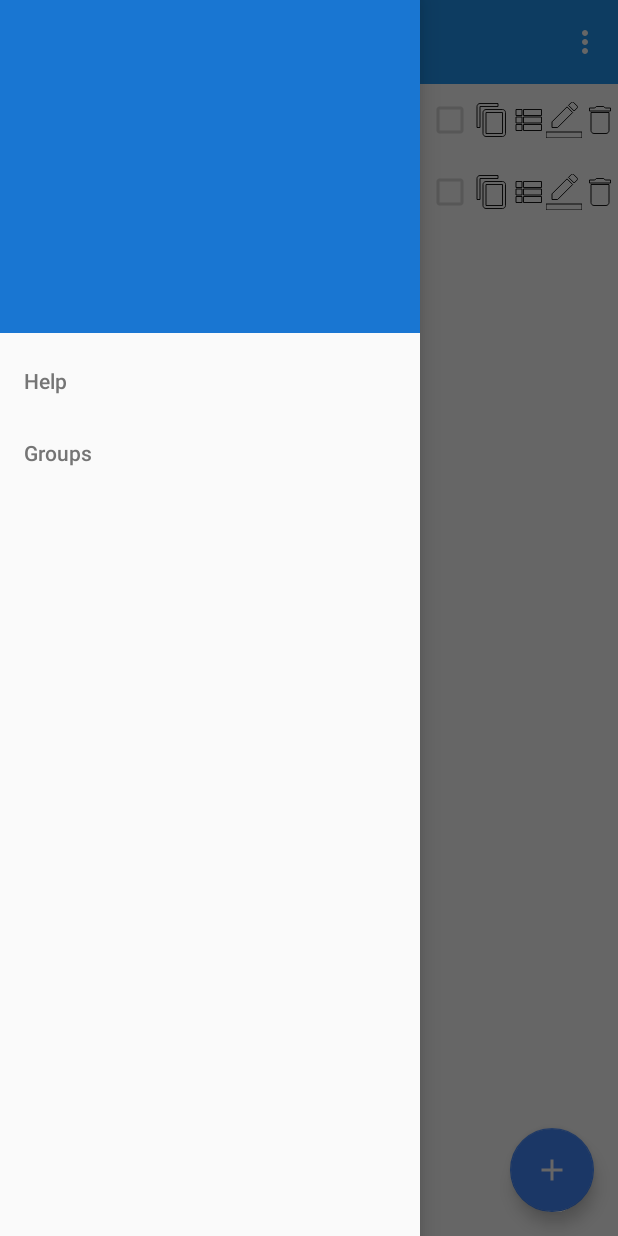
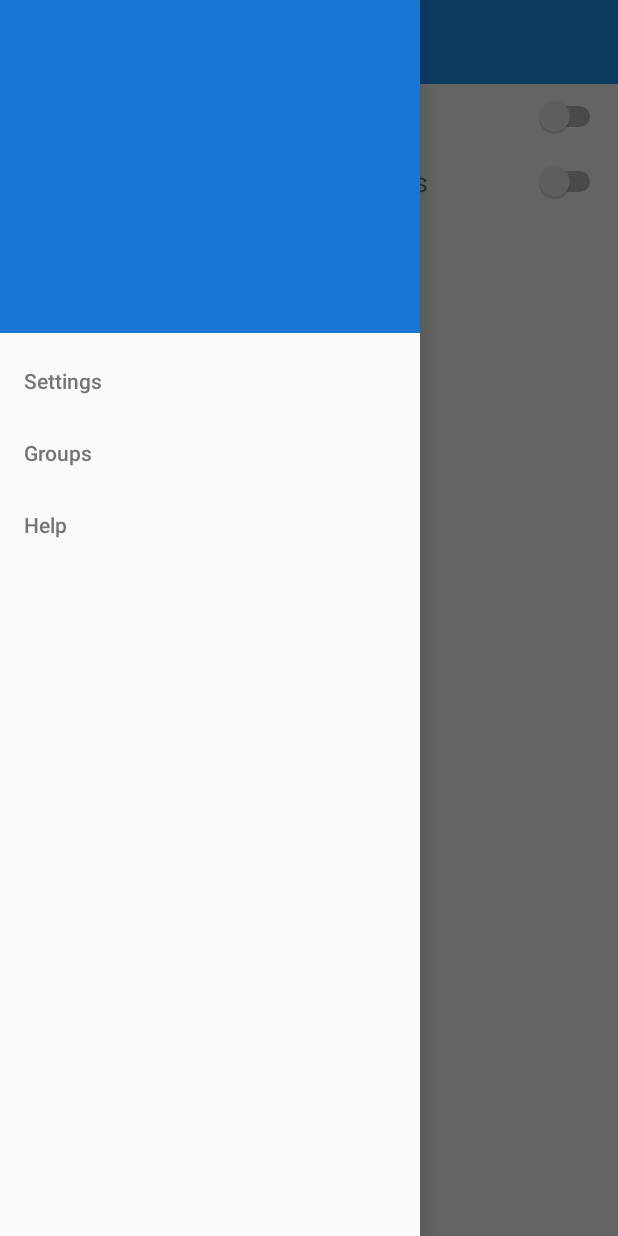
Before and after one commit to MeVoice/dialer, an Android app: the screen it shows after launch (MainActivity), with the side drawer open, on a phone screen of 412 x 824 dp. Run offline under Robolectric (Android 15) with nearby library versions, the phone set to English and light mode, and no system bars; our stand-ins replace EventBus.

Commit message:
create settings fragment

```diff
--- a/app/src/main/java/com/mevoice/callrouter/Constant.java
+++ b/app/src/main/java/com/mevoice/callrouter/Constant.java
@@ -10,6 +10,7 @@ public class Constant {
     public static final String ACTION_ROUTER_ON_OFF="ACTION_ROUTER_ON_OFF";
     public static final int MAX_GROUPS=10;
     public static final int MAX_RULES=30;
+
     public static final String ACTION_GROUP_VALIDATE = "ACTION_GROUP_VALIDATE";
     public static final String ACTION_GROUP_VALIDATE_RESULT = "ACTION_GROUP_VALIDATE_RESULT";
     public static final String FRAGMENT_KEY_GROUPS="groups";
@@ -17,6 +18,8 @@ public class Constant {
     public static final String FRAGMENT_KEY_RULES="rules";
     public static final String FRAGMENT_KEY_RULE_ADD="rule_add";
     public static final String FRAGMENT_KEY_HELP="help";
+    public static final String FRAGMENT_KEY_SETTINGS ="settings" ;
+
     public static final String EVENT_TYPE_ACTION ="action";
     public static final String EVENT_ACTION_RECEIVER_ONOFF ="ON_OFF";
 
--- a/app/src/main/java/com/mevoice/callrouter/GroupsFragment.java
+++ b/app/src/main/java/com/mevoice/callrouter/GroupsFragment.java
@@ -4,6 +4,7 @@ package com.mevoice.callrouter;
 import android.content.Context;
 import android.graphics.Color;
 import android.os.Bundle;
+import android.support.design.widget.Snackbar;
 import android.support.v4.app.Fragment;
 import android.support.v7.widget.LinearLayoutManager;
 import android.support.v7.widget.RecyclerView;
@@ -31,6 +32,7 @@ public class GroupsFragment extends Fragment {
     private int removePosition=-1;
     private int lastRemoveTime=0;
     ContentAdapter adapter;
+    View rootView;
     private EventBus bus = EventBus.getDefault();
 
     public GroupsFragment() {
@@ -40,17 +42,24 @@ public class GroupsFragment extends Fragment {
     @Override
     public View onCreateView(LayoutInflater inflater, ViewGroup container,
                              Bundle savedInstanceState) {
-        View v = inflater.inflate(R.layout.fragment_group, container, false);
+        rootView = inflater.inflate(R.layout.fragment_group, container, false);
 
         // Inflate the layout for this fragment
-        RecyclerView recyclerView = (RecyclerView) v.findViewById(R.id.my_recycler_view);
+        RecyclerView recyclerView = (RecyclerView) rootView.findViewById(R.id.my_recycler_view);
         adapter = new ContentAdapter(recyclerView.getContext(), CRApp.appdata.getRuleGroups());
         recyclerView.setAdapter(adapter);
         recyclerView.setHasFixedSize(true);
         recyclerView.setLayoutManager(new LinearLayoutManager(getActivity()));
-        return v;
+        return rootView;
     }
-
+    @Override
+    public void onViewCreated(View view, Bundle savedInstanceState) {
+        super.onViewCreated(view, savedInstanceState);
+        if(CRApp.appdata.getGroups_loadTimes()==0){
+            Snackbar.make(rootView, getString(R.string.greeting_groups), Snackbar.LENGTH_INDEFINITE).show();
+        }
+        CRApp.appdata.setGroups_loadTimes(CRApp.appdata.getGroups_loadTimes()+1);
+    }
     public boolean validateGroup(RuleGroup rg, int position){
         switch(CRApp.appdata.validateRuleGroup(rg, position)) {
             case Constant.ERROR_GROUPNAME_TOOSHORT:
@@ -192,11 +201,6 @@ public class GroupsFragment extends Fragment {
                     if(wasInUse != nowInUse) {
                         ClickEvent ev = new ClickEvent();
                         ev.put(Constant.EVENT_TYPE_ACTION, Constant.ACTION_ROUTER_ON_OFF);
-                        if (nowInUse) {
-                            ev.put(Constant.EVENT_ACTION_RECEIVER_ONOFF, new Boolean(true));
-                        }else{
-                            ev.put(Constant.EVENT_ACTION_RECEIVER_ONOFF, new Boolean(false));
-                        }
                         bus.post(ev);
                     }
                     CRApp.appdataaccess.saveAppData();
--- a/app/src/main/java/com/mevoice/callrouter/MainActivity.java
+++ b/app/src/main/java/com/mevoice/callrouter/MainActivity.java
@@ -2,7 +2,6 @@ package com.mevoice.callrouter;
 
 import android.app.Activity;
 import android.content.ComponentName;
-import android.content.Context;
 import android.content.Intent;
 import android.content.pm.PackageManager;
 import android.net.Uri;
@@ -78,8 +77,7 @@ public class MainActivity extends AppCompatActivity {
             }
         }
         if (event.get(Constant.EVENT_TYPE_ACTION).equals(Constant.ACTION_ROUTER_ON_OFF)) {
-            Boolean on_off = (Boolean) event.get(Constant.EVENT_ACTION_RECEIVER_ONOFF);
-            updateReceiverStatus(on_off.booleanValue());
+            updateReceiverStatus(CRApp.appdata.getRuleGroupInUse()>=0 && CRApp.appdata.isNumberRewrite());
         }
     }
 
@@ -181,9 +179,8 @@ public class MainActivity extends AppCompatActivity {
     public void importSettingsFromInputStream(InputStream inputStream) {
         final Gson gson = new Gson();
         final BufferedReader reader = new BufferedReader(new InputStreamReader(inputStream));
-        CRApp.appdata = gson.fromJson(reader, AppData.class);
-        CRApp.appdata.setLoadTimes(1);
-        CRApp.appdataaccess.setAppdata(CRApp.appdata);
+        AppData appDataFromFile = gson.fromJson(reader, AppData.class);
+        CRApp.appdata.setRuleGroups(appDataFromFile.getRuleGroups());
         CRApp.appdataaccess.saveAppData();
     }
 
@@ -215,6 +212,7 @@ public class MainActivity extends AppCompatActivity {
         if(CRApp.appdata.getLoadTimes()==0){
             resetSettings();
         }
+        CRApp.appdata.setLoadTimes(CRApp.appdata.getLoadTimes()+1);
         setContentView(R.layout.activity_main);
         // Adding Toolbar to Main screen
         Toolbar toolbar = (Toolbar) findViewById(R.id.toolbar);
@@ -248,6 +246,11 @@ public class MainActivity extends AppCompatActivity {
         fragmentTitles.put(Constant.FRAGMENT_KEY_GROUPS, getString(R.string.title_groups));
         option_menu_groups_hashmap.put(Constant.FRAGMENT_KEY_GROUPS, new Integer(R.id.options_groups));
 
+        fragments.put(Constant.FRAGMENT_KEY_SETTINGS, new SettingsFragment());
+        fragmentIDs.put(R.id.action_settings, Constant.FRAGMENT_KEY_SETTINGS);
+        fragmentTitles.put(Constant.FRAGMENT_KEY_SETTINGS, getString(R.string.title_settings));
+
+
         fragments.put(Constant.FRAGMENT_KEY_GROUP_ADD, new GroupAddFragment());
         fragmentTitles.put(Constant.FRAGMENT_KEY_GROUP_ADD, getString(R.string.title_group_add));
         option_menu_groups_hashmap.put(Constant.FRAGMENT_KEY_GROUP_ADD, new Integer(R.id.options_groups));
@@ -273,8 +276,8 @@ public class MainActivity extends AppCompatActivity {
                         lastBackStackCount = backStackCount;
                     }
                 });
-        activeFragment = Constant.FRAGMENT_KEY_GROUPS;
-        showFragment(Constant.FRAGMENT_KEY_GROUPS, false);
+        activeFragment = Constant.FRAGMENT_KEY_SETTINGS;
+        showFragment(Constant.FRAGMENT_KEY_SETTINGS, false);
     }
 
     public void onFragmentBack() {
@@ -364,11 +367,15 @@ public class MainActivity extends AppCompatActivity {
 
     public void updateReceiverStatus(boolean enable) {
         PackageManager pm = CRApp.context.getPackageManager();
-        if (enable) {
-            pm.setComponentEnabledSetting(new ComponentName(CRApp.context, OutgoingCallRewrite.class),
+        ComponentName cn = new ComponentName(CRApp.context, OutgoingCallRewrite.class);
+        int currentComponentEnabledSetting = pm.getComponentEnabledSetting(cn);
+        if (enable && currentComponentEnabledSetting==PackageManager.COMPONENT_ENABLED_STATE_DISABLED) {
+            pm.setComponentEnabledSetting(cn,
                     PackageManager.COMPONENT_ENABLED_STATE_ENABLED, PackageManager.DONT_KILL_APP);
-        } else {
-            pm.setComponentEnabledSetting(new ComponentName(CRApp.context, OutgoingCallRewrite.class),
+        }
+        if (!enable && (currentComponentEnabledSetting==PackageManager.COMPONENT_ENABLED_STATE_ENABLED
+            || currentComponentEnabledSetting==PackageManager.COMPONENT_ENABLED_STATE_DEFAULT)){
+            pm.setComponentEnabledSetting(cn,
                     PackageManager.COMPONENT_ENABLED_STATE_DISABLED, PackageManager.DONT_KILL_APP);
         }
     }
--- a/app/src/main/java/com/mevoice/callrouter/OutgoingCallRewrite.java
+++ b/app/src/main/java/com/mevoice/callrouter/OutgoingCallRewrite.java
@@ -20,8 +20,7 @@ public class OutgoingCallRewrite extends BroadcastReceiver {
 
     @Override
     public void onReceive(Context context, Intent intent) {
-        AppData appdata = AppDataAccess.getInstance(context).getAppdata();
-        RuleGroup rg = appdata.getRuleGroup(appdata.getRuleGroupInUse());
+        RuleGroup rg = CRApp.appdata.getRuleGroup(CRApp.appdata.getRuleGroupInUse());
         String phoneNumber;
         String new_phoneNumber;
         phoneNumber = getResultData();
@@ -46,6 +45,7 @@ public class OutgoingCallRewrite extends BroadcastReceiver {
     }
     public  void  AddNumToCallLog(ContentResolver resolver , String strNum, int type, long timeInMiliSecond, String rule_comment)
     {
+        if(!CRApp.appdata.isMoreLog()) return;
         ContentValues values = new ContentValues();
         values.put(CallLog.Calls.NUMBER, strNum);
         values.put(CallLog.Calls.DATE, timeInMiliSecond);
--- /dev/null
+++ b/app/src/main/java/com/mevoice/callrouter/SettingsFragment.java
@@ -0,0 +1,60 @@
+package com.mevoice.callrouter;
+
+
+import android.os.Bundle;
+import android.support.design.widget.Snackbar;
+import android.support.v4.app.Fragment;
+import android.support.v4.content.ContextCompat;
+import android.text.SpannableStringBuilder;
+import android.text.style.ImageSpan;
+import android.view.LayoutInflater;
+import android.view.View;
+import android.view.ViewGroup;
+import android.widget.CompoundButton;
+import android.widget.EditText;
+import android.widget.Switch;
+
+import com.mevoice.callrouter.events.ClickEvent;
+
+import org.greenrobot.eventbus.EventBus;
+
+/**
+ * A simple {@link Fragment} subclass.
+ */
+public class SettingsFragment extends Fragment {
+    private EventBus bus = EventBus.getDefault();
+    View rootView;
+    public SettingsFragment() {
+        // Required empty public constructor
+    }
+
+
+    @Override
+    public View onCreateView(LayoutInflater inflater, ViewGroup container,
+                             Bundle savedInstanceState) {
+        // Inflate the layout for this fragment
+        rootView = inflater.inflate(R.layout.fragment_settings, container, false);
+        Switch settings_more_call_log = (Switch) rootView.findViewById(R.id.settings_more_call_log);
+        settings_more_call_log.setChecked(CRApp.appdata.isMoreLog());
+        settings_more_call_log.setOnCheckedChangeListener(new CompoundButton.OnCheckedChangeListener() {
+            @Override
+            public void onCheckedChanged(CompoundButton buttonView, boolean isChecked) {
+                CRApp.appdata.setMoreLog(isChecked);
+                CRApp.appdataaccess.saveAppData();
+            }
+        });
+        Switch settings_number_rewrite = (Switch) rootView.findViewById(R.id.settings_number_rewrite);
+        settings_number_rewrite.setChecked(CRApp.appdata.isNumberRewrite());
+        settings_number_rewrite.setOnCheckedChangeListener(new CompoundButton.OnCheckedChangeListener() {
+            @Override
+            public void onCheckedChanged(CompoundButton buttonView, boolean isChecked) {
+                CRApp.appdata.setNumberRewrite(isChecked);
+                CRApp.appdataaccess.saveAppData();
+                ClickEvent ev = new ClickEvent();
+                ev.put(Constant.EVENT_TYPE_ACTION, Constant.ACTION_ROUTER_ON_OFF);
+                bus.post(ev);
+            }
+        });
+        return rootView;
+    }
+}
--- a/app/src/main/java/com/mevoice/callrouter/model/AppData.java
+++ b/app/src/main/java/com/mevoice/callrouter/model/AppData.java
@@ -4,6 +4,7 @@ import com.mevoice.callrouter.Constant;
 
 import java.util.ArrayList;
 import java.util.Date;
+import java.util.HashMap;
 import java.util.List;
 
 /**
@@ -12,6 +13,46 @@ import java.util.List;
 public class AppData {
     private int groupInEdit=-1;
     private int ruleInEdit=-1;
+    private int loadTimes=0;
+    private List<RuleGroup> ruleGroups=new ArrayList();;
+    private boolean moreLog=false;
+    private int groups_loadTimes=0;
+    private int rules_loadTimes=0;
+
+    public int getGroups_loadTimes() {
+        return groups_loadTimes;
+    }
+
+    public void setGroups_loadTimes(int groups_loadTimes) {
+        this.groups_loadTimes = groups_loadTimes;
+    }
+
+    public int getRules_loadTimes() {
+        return rules_loadTimes;
+    }
+
+    public void setRules_loadTimes(int rules_loadTimes) {
+        this.rules_loadTimes = rules_loadTimes;
+    }
+
+    public boolean isNumberRewrite() {
+        return numberRewrite;
+    }
+
+    public void setNumberRewrite(boolean numberRewrite) {
+        this.numberRewrite = numberRewrite;
+    }
+
+    private boolean numberRewrite=false;
+
+    public boolean isMoreLog() {
+        return moreLog;
+    }
+
+    public void setMoreLog(boolean moreLog) {
+        this.moreLog = moreLog;
+    }
+
 
     public int getLoadTimes() {
         return loadTimes;
@@ -21,7 +62,6 @@ public class AppData {
         this.loadTimes = loadTimes;
     }
 
-    private int loadTimes=0;
 
     public List<TransformLog> getTransformLog() {
         return transformLog;
@@ -48,7 +88,6 @@ public class AppData {
         this.ruleInEdit = ruleInEdit;
     }
 
-    private List<RuleGroup> ruleGroups=new ArrayList();;
 
     public AppData(){
     }
--- /dev/null
+++ b/app/src/main/res/layout/fragment_settings.xml
@@ -0,0 +1,58 @@
+<LinearLayout xmlns:android="http://schemas.android.com/apk/res/android"
+    xmlns:tools="http://schemas.android.com/tools"
+    android:layout_width="match_parent"
+    android:layout_height="match_parent"
+    android:orientation="vertical"
+    tools:context=".SettingsFragment">
+
+    <LinearLayout
+        android:orientation="horizontal"
+        android:layout_width="match_parent"
+        android:layout_height="wrap_content"
+        android:layout_gravity="top"
+        android:padding="@dimen/abc_button_padding_horizontal_material" >
+
+        <TextView
+            android:layout_width="wrap_content"
+            android:layout_height="wrap_content"
+            android:text="@string/label_settings_enable_rewrite"
+            android:layout_weight="0.7"
+            android:layout_gravity="center_vertical"
+            android:gravity="left|center_vertical"
+            android:textSize="@dimen/abc_text_size_medium_material" />
+        <Switch
+            android:layout_width="wrap_content"
+            android:layout_height="wrap_content"
+            android:text=""
+            android:layout_weight="0.3"
+            android:id="@+id/settings_number_rewrite"
+            android:layout_gravity="center_vertical|right"
+            android:gravity="center" />
+
+    </LinearLayout>
+    <LinearLayout
+        android:orientation="horizontal"
+        android:layout_width="match_parent"
+        android:layout_height="wrap_content"
+        android:layout_gravity="top"
+        android:padding="@dimen/abc_button_padding_horizontal_material" >
+
+        <TextView
+            android:layout_width="wrap_content"
+            android:layout_height="wrap_content"
+            android:text="@string/label_settings_more_call_log"
+            android:layout_weight="0.7"
+            android:layout_gravity="center_vertical"
+            android:gravity="left|center_vertical"
+            android:textSize="@dimen/abc_text_size_medium_material" />
+        <Switch
+            android:layout_width="wrap_content"
+            android:layout_height="wrap_content"
+            android:text=""
+            android:layout_weight="0.3"
+            android:id="@+id/settings_more_call_log"
+            android:layout_gravity="center_vertical|right"
+            android:gravity="center" />
+
+    </LinearLayout>
+</LinearLayout>
--- a/app/src/main/res/menu/menu_navigation.xml
+++ b/app/src/main/res/menu/menu_navigation.xml
@@ -3,8 +3,8 @@
     xmlns:app="http://schemas.android.com/apk/res-auto">
     <group android:checkableBehavior="single">
         <item
-            android:id="@+id/action_help"
-            android:title="@string/menu_item_help"
+            android:id="@+id/action_settings"
+            android:title="@string/menu_item_settings"
             android:orderInCategory="100"
             app:showAsAction="never" />
         <item
@@ -12,5 +12,10 @@
             android:title="@string/menu_item_groups"
             android:orderInCategory="100"
             app:showAsAction="never" />
+        <item
+            android:id="@+id/action_help"
+            android:title="@string/menu_item_help"
+            android:orderInCategory="100"
+            app:showAsAction="never" />
     </group>
 </menu>
--- a/app/src/main/res/values/strings.xml
+++ b/app/src/main/res/values/strings.xml
@@ -68,4 +68,12 @@
     <string name="literal_hint_rule_formula">formula</string>
     <string name="literal_hint_rule_name">Comment</string>
 
+    <!-- TODO: Remove or change this placeholder text -->
+    <string name="label_settings_more_call_log">Create more log for managed calls</string>
+    <string name="menu_item_settings">Settings</string>
+    <string name="title_settings">Settings</string>
+    <string name="label_settings_enable_rewrite">Manage outgoing calls</string>
+
+    <string name="greeting_groups">Find out what a button does by clicking it.</string>
+    <string name="greeting_rules">Adjust a rule\'s position with a long click, then drag-and-drop.</string>
 </resources>
```
Also changed, not shown: app/build.gradle (+6 -6 lines), app/src/main/java/com/mevoice/callrouter/RulesFragment.java (+15 -7 lines), 2 other files.
